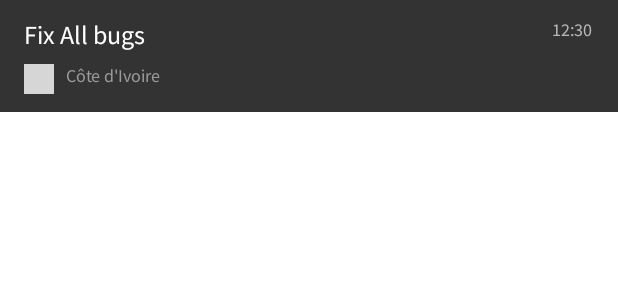
After one commit to ahzamee/FlutterRepoCommitList, an Android app: the layout commit_list_item.xml on its own in the app's theme, with its tools: preview values and no code run, on a phone screen of 412 x 824 dp. The commit adds this screen. Shown: the top 300 px of the screen. Run offline under Robolectric (Android 15) with nearby library versions, the phone set to English and light mode, and no system bars; grey boxes are pictures that could not be loaded.

Commit message:
recyclerView with filtered list

```diff
--- a/app/build.gradle
+++ b/app/build.gradle
@@ -1,6 +1,7 @@
 plugins {
     id 'com.android.application'
     id 'org.jetbrains.kotlin.android'
+    id 'kotlin-android-extensions'
 }
 
 android {
--- a/app/src/main/AndroidManifest.xml
+++ b/app/src/main/AndroidManifest.xml
@@ -2,7 +2,7 @@
 <manifest xmlns:android="http://schemas.android.com/apk/res/android"
     package="com.hussain.fluttercommitlist">
 
-    <uses-permission android:name="android.permission.INTERNET"/>
+    <uses-permission android:name="android.permission.INTERNET" />
 
     <application
         android:allowBackup="true"
@@ -12,10 +12,14 @@
         android:supportsRtl="true"
         android:theme="@style/Theme.FlutterCommitList">
         <activity
+            android:name=".view.AuthorInformation"
+            android:exported="false" />
+        <activity
             android:name=".view.MainActivity"
             android:exported="true">
             <intent-filter>
                 <action android:name="android.intent.action.MAIN" />
+
                 <category android:name="android.intent.category.LAUNCHER" />
             </intent-filter>
         </activity>
--- a/app/src/main/java/com/hussain/fluttercommitlist/viewModel/MainActivityViewModel.kt
+++ b/app/src/main/java/com/hussain/fluttercommitlist/viewModel/MainActivityViewModel.kt
@@ -1,6 +1,5 @@
 package com.hussain.fluttercommitlist.viewModel
 
-import android.util.Log
 import androidx.lifecycle.MutableLiveData
 import androidx.lifecycle.ViewModel
 import com.hussain.fluttercommitlist.api.ApiInstance.Companion.getApiInstance
@@ -33,7 +32,6 @@ class MainActivityViewModel: ViewModel() {
             }
 
             override fun onFailure(call: Call<CommitModel>, t: Throwable) {
-                Log.d("aaaaaaaaa", t.message.toString())
                 liveDataList.postValue(null)
             }
 
--- /dev/null
+++ b/app/src/main/res/layout/commit_list_item.xml
@@ -0,0 +1,63 @@
+<?xml version="1.0" encoding="utf-8"?>
+<androidx.constraintlayout.widget.ConstraintLayout xmlns:android="http://schemas.android.com/apk/res/android"
+    android:layout_width="match_parent"
+    android:layout_height="wrap_content"
+    android:background="@color/app_background"
+    android:paddingTop="12dp"
+    android:paddingBottom="12dp"
+    android:paddingStart="16dp"
+    android:paddingEnd="17dp"
+    xmlns:app="http://schemas.android.com/apk/res-auto">
+
+    <TextView
+        android:id="@+id/commit_message"
+        android:layout_width="wrap_content"
+        android:layout_height="wrap_content"
+        android:paddingBottom="8dp"
+        android:lineSpacingExtra="3dp"
+        android:ellipsize="end"
+        android:text="Fix All bugs"
+        android:textColor="@color/white"
+        android:textSize="17sp"
+        android:fontFamily="@font/source_sans_pro"
+        app:layout_constrainedWidth="true"
+        app:layout_constraintHorizontal_bias="0"
+        app:layout_constraintEnd_toStartOf="@+id/commit_time"
+        app:layout_constraintStart_toStartOf="parent"
+        app:layout_constraintTop_toTopOf="parent" />
+
+    <TextView
+        android:id="@+id/commit_time"
+        android:layout_width="wrap_content"
+        android:layout_height="wrap_content"
+        android:text="12:30"
+        android:textColor="@color/shade_txt_date"
+        android:textSize="12sp"
+        android:fontFamily="@font/source_sans_pro"
+        android:paddingBottom="8dp"
+        android:paddingStart="12dp"
+        app:layout_constraintEnd_toEndOf="parent"
+        app:layout_constraintTop_toTopOf="parent"/>
+
+    <com.google.android.material.imageview.ShapeableImageView
+        android:id="@+id/author_avatar"
+        android:layout_width="20dp"
+        android:layout_height="20dp"
+        android:src="@drawable/avatar"
+        app:shapeAppearanceOverlay="@style/circleImageView"
+        app:layout_constraintTop_toBottomOf="@id/commit_message"
+        app:layout_constraintStart_toStartOf="parent"/>
+
+    <TextView
+        android:id="@+id/author_name"
+        android:layout_width="wrap_content"
+        android:layout_height="wrap_content"
+        app:layout_constraintStart_toEndOf="@id/author_avatar"
+        app:layout_constraintTop_toTopOf="@id/author_avatar"
+        android:text="Côte d'Ivoire"
+        android:textColor="@color/shade_txt"
+        android:textSize="12sp"
+        android:fontFamily="@font/source_sans_pro"
+        android:paddingStart="8dp"/>
+
+</androidx.constraintlayout.widget.ConstraintLayout>
--- a/app/src/main/res/values/colors.xml
+++ b/app/src/main/res/values/colors.xml
@@ -8,8 +8,8 @@
     <color name="black">#FF000000</color>
     <color name="white">#FFFFFFFF</color>
     <color name="status_bar">#F01D1D1D</color>
-    <color name="app_background">#404040</color>
-    <color name="card_background">#333333</color>
+    <color name="app_background">#333333</color>
+    <color name="line_gap_background">#404040</color>
     <color name="btn_background">#515050</color>
     <color name="bottom_nav_background">#F0161616</color>
     <color name="bottom_nav_icon_txt">#0A84FF</color>
```
Also changed, not shown: app/src/main/java/com/hussain/fluttercommitlist/adapter/CommitListAdapter.kt (added, +66 -0 lines), app/src/main/java/com/hussain/fluttercommitlist/model/commitListModel/Author.kt (+16 -6 lines), app/src/main/java/com/hussain/fluttercommitlist/model/commitListModel/AuthorX.kt (+7 -1 lines), app/src/main/java/com/hussain/fluttercommitlist/model/commitListModel/Commit.kt (+7 -2 lines), app/src/main/java/com/hussain/fluttercommitlist/model/commitListModel/CommitModelItem.kt (+7 -2 lines), app/src/main/java/com/hussain/fluttercommitlist/view/AuthorInformation.kt (added, +20 -0 lines), app/src/main/java/com/hussain/fluttercommitlist/view/MainActivity.kt (+56 -7 lines), app/src/main/res/layout/activity_author_information.xml (added, +14 -0 lines), app/src/main/res/layout/activity_main.xml (+30 -2 lines), app/src/main/res/values/themes.xml (+33 -0 lines), app/src/main/res/font/roboto.ttf (added), app/src/main/res/font/source_sans_pro.ttf (added).
